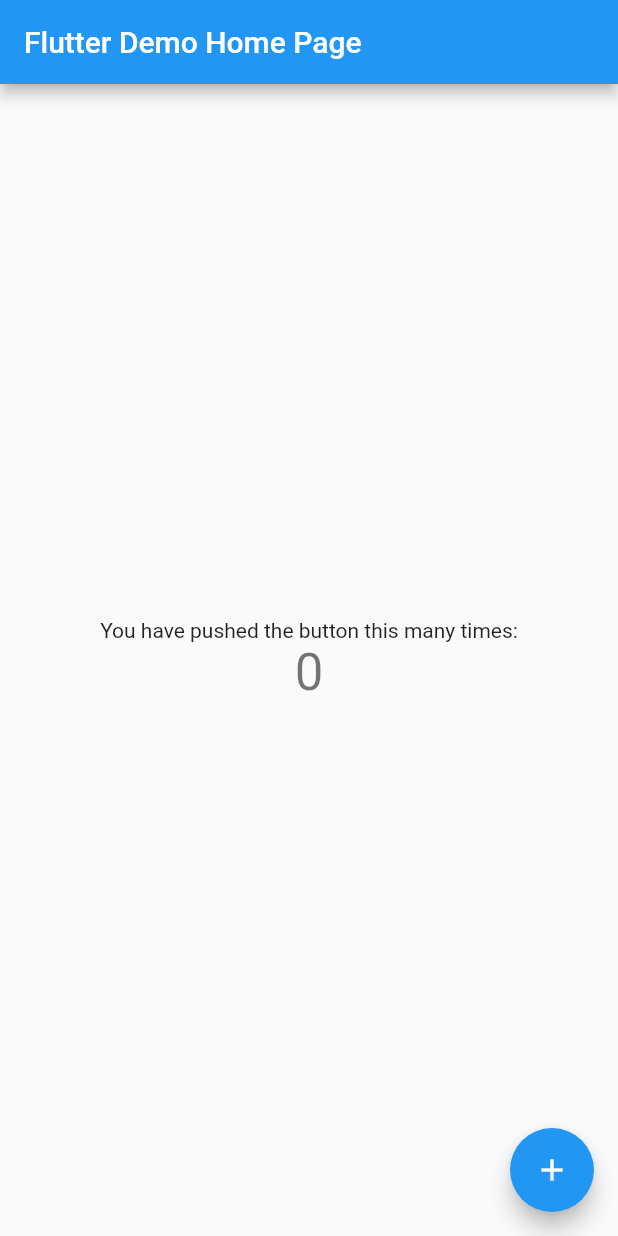
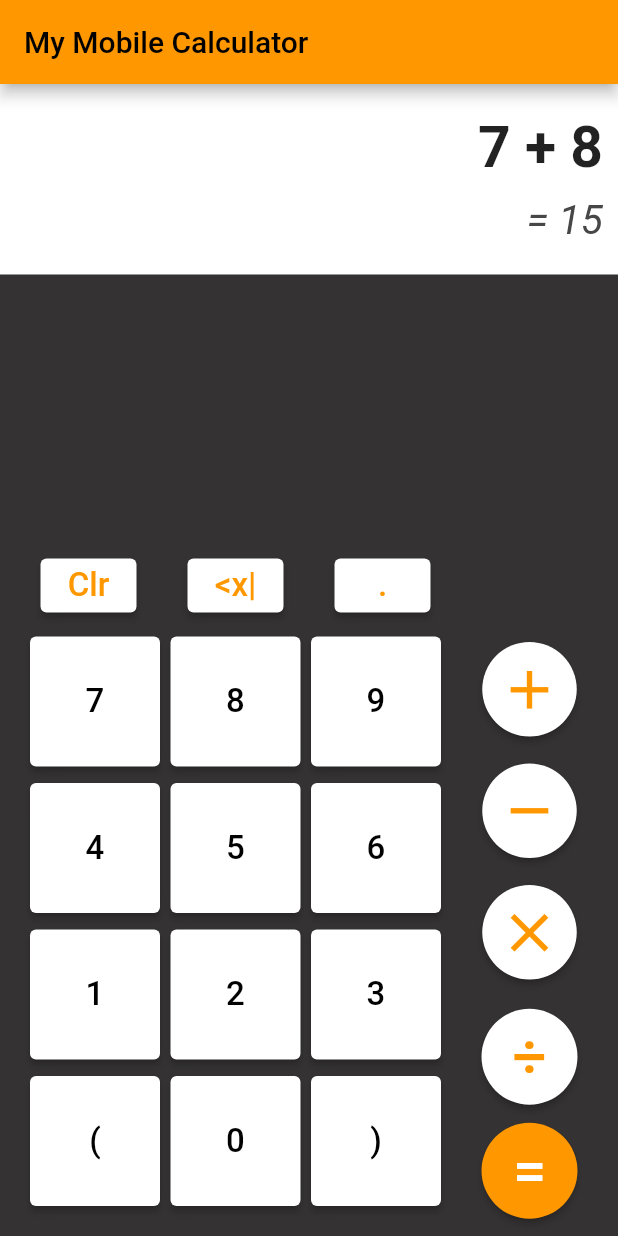
Before and after one commit to JmePaz/Calculator-Mobile-App, a Flutter app: the screen it shows after launch, on a phone screen of 412 x 824 dp. Run offline on Flutter 3.47's test engine with Material 2 defaults, Android fonts, the phone set to English and light mode, and no system bars.

Commit message:
Made a Calc UI
Able to complete necessary buttons

```diff
--- a/calculator_app/lib/main.dart
+++ b/calculator_app/lib/main.dart
@@ -22,94 +22,203 @@ class MyApp extends StatelessWidget {
         // or simply save your changes to "hot reload" in a Flutter IDE).
         // Notice that the counter didn't reset back to zero; the application
         // is not restarted.
-        primarySwatch: Colors.blue,
+        primarySwatch: Colors.orange,
       ),
-      home: const MyHomePage(title: 'Flutter Demo Home Page'),
+      home: const CalculatePage(title: 'My Mobile Calculator'),
     );
   }
 }
-
-class MyHomePage extends StatefulWidget {
-  const MyHomePage({super.key, required this.title});
-
-  // This widget is the home page of your application. It is stateful, meaning
-  // that it has a State object (defined below) that contains fields that affect
-  // how it looks.
-
-  // This class is the configuration for the state. It holds the values (in this
-  // case the title) provided by the parent (in this case the App widget) and
-  // used by the build method of the State. Fields in a Widget subclass are
-  // always marked "final".
+class CalculatePage extends StatefulWidget {
+  const CalculatePage({super.key, required this.title});
 
   final String title;
-
   @override
-  State<MyHomePage> createState() => _MyHomePageState();
+  State<CalculatePage> createState() => _CalculatePageState();
 }
 
-class _MyHomePageState extends State<MyHomePage> {
-  int _counter = 0;
+class _CalculatePageState extends State<CalculatePage> {
+  String _equation = "7 + 8";
+  String _answer = "15";
 
-  void _incrementCounter() {
-    setState(() {
-      // This call to setState tells the Flutter framework that something has
-      // changed in this State, which causes it to rerun the build method below
-      // so that the display can reflect the updated values. If we changed
-      // _counter without calling setState(), then the build method would not be
-      // called again, and so nothing would appear to happen.
-      _counter++;
-    });
+
+  Widget displaySection(){
+    return Container(
+      padding: const EdgeInsets.symmetric(vertical: 20, horizontal: 10),
+      width: double.infinity,
+      color: Colors.white,
+     child: Column(
+        mainAxisAlignment:  MainAxisAlignment.spaceBetween,
+        crossAxisAlignment: CrossAxisAlignment.end,
+        children : <Widget>[
+          Container(
+            margin: const EdgeInsets.only(bottom: 10),
+            child: Text(_equation,
+                    style: const TextStyle(fontSize: 38, fontWeight: FontWeight.bold)
+                    )
+          ),
+          const Text("= 15",
+            style: TextStyle(fontSize:27, color: Color.fromARGB(255, 72, 71, 71)
+            , fontStyle:  FontStyle.italic)
+          )
+        ]
+      )
+    );
   }
+
+  Widget topSection(){
+    return Row(
+      mainAxisAlignment: MainAxisAlignment.spaceAround,
+      children: <Widget>[
+         ElevatedButton(
+            style: ElevatedButton.styleFrom(
+            backgroundColor: Colors.white,
+            padding: const EdgeInsets.all(3),
+            ),
+            onPressed: () => {
+
+            },
+            child: const Text("Clr", style: TextStyle(fontSize: 22, color: Colors.orange)),
+          ),
+          ElevatedButton(
+            style: ElevatedButton.styleFrom(
+            backgroundColor: Colors.white,
+            padding: const EdgeInsets.all(3),
+            ),
+            onPressed: () => {
+
+            },
+            child: const Text("<x|", style: TextStyle(fontSize: 22, color: Colors.orange)),
+          ),
+          ElevatedButton(
+            style: ElevatedButton.styleFrom(
+            backgroundColor: Colors.white,
+            padding: const EdgeInsets.all(3),
+            ),
+            onPressed: () => {
+
+            },
+            child: const Text(".", style: TextStyle(fontSize: 22, color: Colors.orange)),
+          )
+      ]
+    );
+  }
+
+  Widget numberBtn(String key){
+    return ElevatedButton(
+            style: ElevatedButton.styleFrom(
+              backgroundColor: Colors.white,
+              padding: const EdgeInsets.symmetric(vertical: 18, horizontal:5),
+            ),
+            onPressed: () => {
+
+            },
+            child: Text(key, style: const TextStyle(fontSize: 22, color: Colors.black))
+          );
+  }
+
+
+  Widget numPad(){
+    return GridView.count(
+      mainAxisSpacing: 11,
+      crossAxisSpacing: 7,
+      crossAxisCount: 3,
+      shrinkWrap: true,
+    children: <Widget>[
+      numberBtn("7"),
+      numberBtn("8"),
+      numberBtn("9"),
+      numberBtn("4"),
+      numberBtn("5"),
+      numberBtn("6"),
+      numberBtn("1"),
+      numberBtn("2"),
+      numberBtn("3"),
+      numberBtn("("),
+      numberBtn("0"),
+      numberBtn(")"),
+
+    ]);
+  }
+
+  Widget operatorBtn(String value, IconData? icon) {
+    return
+    Container(
+      margin: const EdgeInsets.symmetric(vertical: 9.0),
+      child: ElevatedButton(
+        onPressed: () => {},
+        style: ElevatedButton.styleFrom(
+          shape: const CircleBorder(),
+          backgroundColor: Colors.white,
+          padding: const EdgeInsets.all(10)
+        ),
+       child:
+          icon!=null?Icon(icon, color: Colors.orange, size: 43):
+                     Text(value, style: const TextStyle(fontSize: 40, color: Colors.orange))
+    )
+    );
+  }
+
+
 
   @override
   Widget build(BuildContext context) {
-    // This method is rerun every time setState is called, for instance as done
-    // by the _incrementCounter method above.
-    //
-    // The Flutter framework has been optimized to make rerunning build methods
-    // fast, so that you can just rebuild anything that needs updating rather
-    // than having to individually change instances of widgets.
     return Scaffold(
       appBar: AppBar(
-        // Here we take the value from the MyHomePage object that was created by
-        // the App.build method, and use it to set our appbar title.
-        title: Text(widget.title),
+        title: Text(widget.title)
       ),
-      body: Center(
-        // Center is a layout widget. It takes a single child and positions it
-        // in the middle of the parent.
-        child: Column(
-          // Column is also a layout widget. It takes a list of children and
-          // arranges them vertically. By default, it sizes itself to fit its
-          // children horizontally, and tries to be as tall as its parent.
-          //
-          // Invoke "debug painting" (press "p" in the console, choose the
-          // "Toggle Debug Paint" action from the Flutter Inspector in Android
-          // Studio, or the "Toggle Debug Paint" command in Visual Studio Code)
-          // to see the wireframe for each widget.
-          //
-          // Column has various properties to control how it sizes itself and
-          // how it positions its children. Here we use mainAxisAlignment to
-          // center the children vertically; the main axis here is the vertical
-          // axis because Columns are vertical (the cross axis would be
-          // horizontal).
-          mainAxisAlignment: MainAxisAlignment.center,
-          children: <Widget>[
-            const Text(
-              'You have pushed the button this many times:',
-            ),
-            Text(
-              '$_counter',
-              style: Theme.of(context).textTheme.headline4,
-            ),
-          ],
-        ),
-      ),
-      floatingActionButton: FloatingActionButton(
-        onPressed: _incrementCounter,
-        tooltip: 'Increment',
-        child: const Icon(Icons.add),
-      ), // This trailing comma makes auto-formatting nicer for build methods.
+      body: Column(
+        children: <Widget>[
+          displaySection(),
+          Expanded(
+            flex: 1,
+            child: Container(
+              padding: const EdgeInsets.all(10),
+              color: const Color.fromARGB(255, 52, 50, 50),
+              child: Row(
+                children: <Widget>[
+                  Expanded(
+                    flex: 3,
+                    child: Column(
+                      mainAxisAlignment: MainAxisAlignment.end,
+                      children: <Widget>[
+                        topSection(),
+                        Container(
+                         margin: const EdgeInsets.all(10),
+                        child:numPad()
+                        )
+                      ]
+                    )
+                  ),
+                  Expanded(
+                    flex: 1,
+                    child: Column(
+                      mainAxisAlignment: MainAxisAlignment.end,
+                      children: <Widget>[
+                        operatorBtn("+", Icons.add),
+                        operatorBtn("-", Icons.remove),
+                        operatorBtn("X", Icons.close),
+                        operatorBtn("÷", null),
+                        ElevatedButton(
+                          onPressed: () => {},
+                          style: ElevatedButton.styleFrom(
+                            shape: const CircleBorder(),
+                            backgroundColor: Colors.orange,
+                            padding: const EdgeInsets.all(10)
+                          ),
+                        child: const Text("=", style: TextStyle(fontSize: 40, color: Colors.white))
+                        ),
+                      ]
+
+                    )
+
+                  )
+                ]
+              )
+            )
+          )
+          //Center(child: const Text("HELLO"))
+        ]
+      )
     );
   }
 }
```
